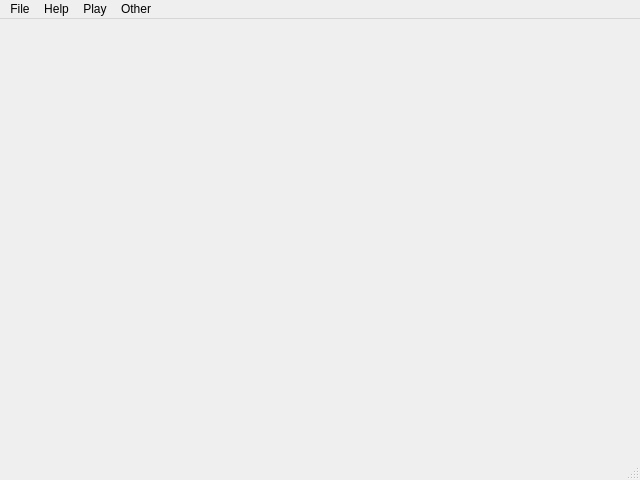
Old version of the form YASBoard/mainwindow.ui in the repository shypre/YASBoard.
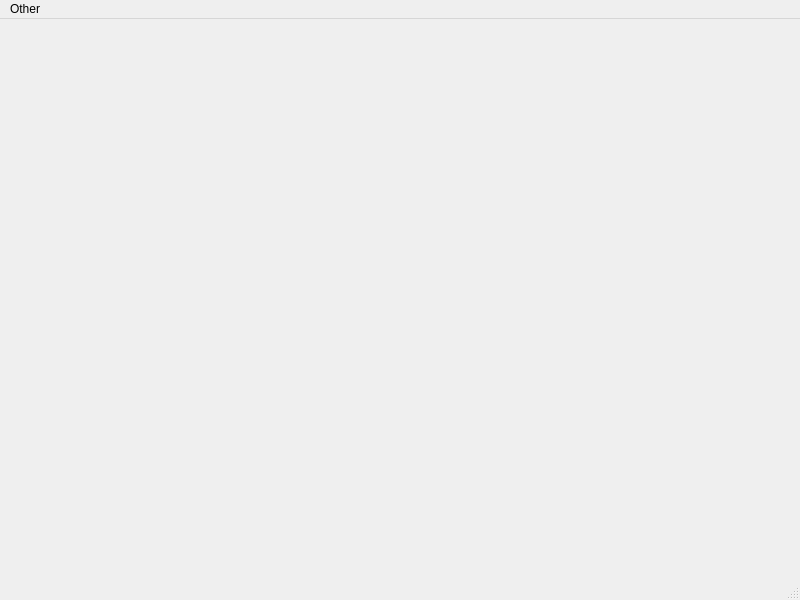
New version of the form.

```diff
--- a/YASBoard/mainwindow.ui
+++ b/YASBoard/mainwindow.ui
@@ -6,8 +6,8 @@
    <rect>
     <x>0</x>
     <y>0</y>
-    <width>640</width>
-    <height>480</height>
+    <width>800</width>
+    <height>600</height>
    </rect>
   </property>
   <property name="windowTitle">
@@ -19,38 +19,16 @@
     <rect>
      <x>0</x>
      <y>0</y>
-     <width>640</width>
+     <width>800</width>
      <height>21</height>
     </rect>
    </property>
-   <widget class="QMenu" name="menuFile">
-    <property name="title">
-     <string>File</string>
-    </property>
-    <addaction name="actionQuit"/>
-   </widget>
-   <widget class="QMenu" name="menuAbout">
-    <property name="title">
-     <string>Help</string>
-    </property>
-    <addaction name="actionAbout"/>
-   </widget>
-   <widget class="QMenu" name="menuPlay">
-    <property name="title">
-     <string>Play</string>
-    </property>
-    <addaction name="actionMeme_1"/>
-    <addaction name="actionMeme_2"/>
-   </widget>
    <widget class="QMenu" name="menuOther">
     <property name="title">
      <string>Other</string>
     </property>
     <addaction name="actionPlay_File"/>
    </widget>
-   <addaction name="menuFile"/>
-   <addaction name="menuAbout"/>
-   <addaction name="menuPlay"/>
    <addaction name="menuOther"/>
   </widget>
   <widget class="QStatusBar" name="statusbar"/>
```
Left out of the diff: 26 changed lines with no effect on the pictures.
